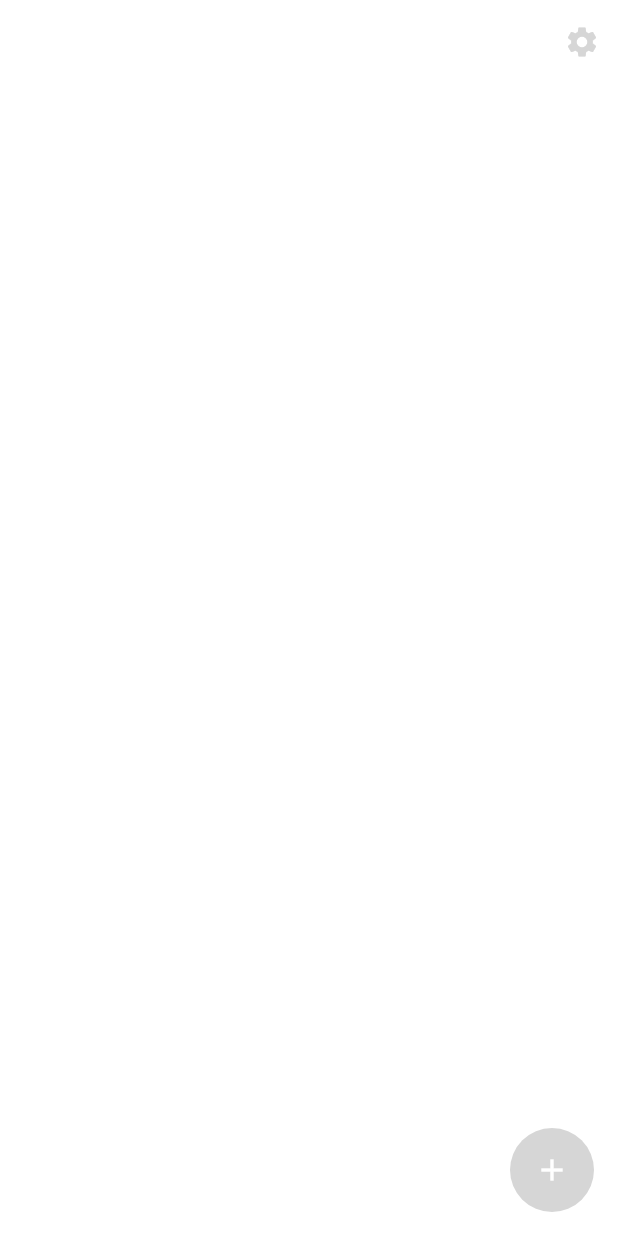
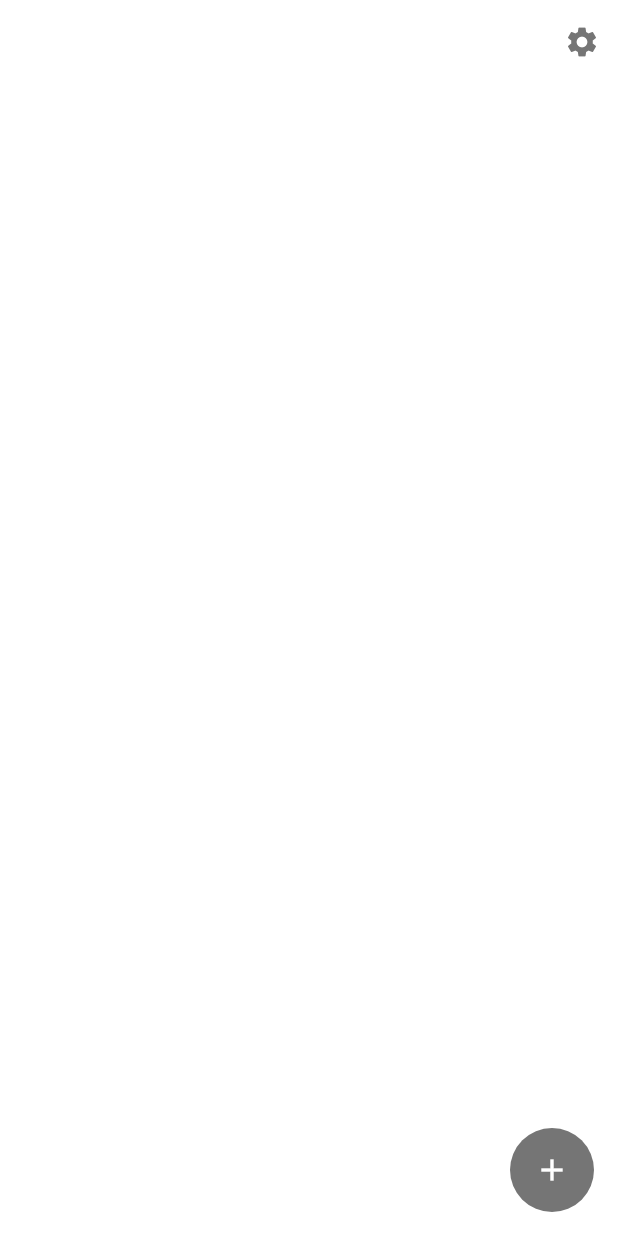
Before and after one commit to amreesalmonte/done, a Flutter app: the screen it shows after launch, on a phone screen of 412 x 824 dp. Run offline on Flutter 3.47's test engine with Material 2 defaults, Android fonts, the phone set to English and light mode, and no system bars.

Commit message:
changed colors

```diff
--- a/lib/theme.dart
+++ b/lib/theme.dart
@@ -2,6 +2,6 @@ import 'package:flutter/material.dart';
 
 // color theme for the app
 final mainColor = Colors.white;
-final secondaryColor = Colors.grey[350];
+final secondaryColor = Colors.grey[600];
 final accentColor = Colors.orange;
 final header = Colors.black;
```
